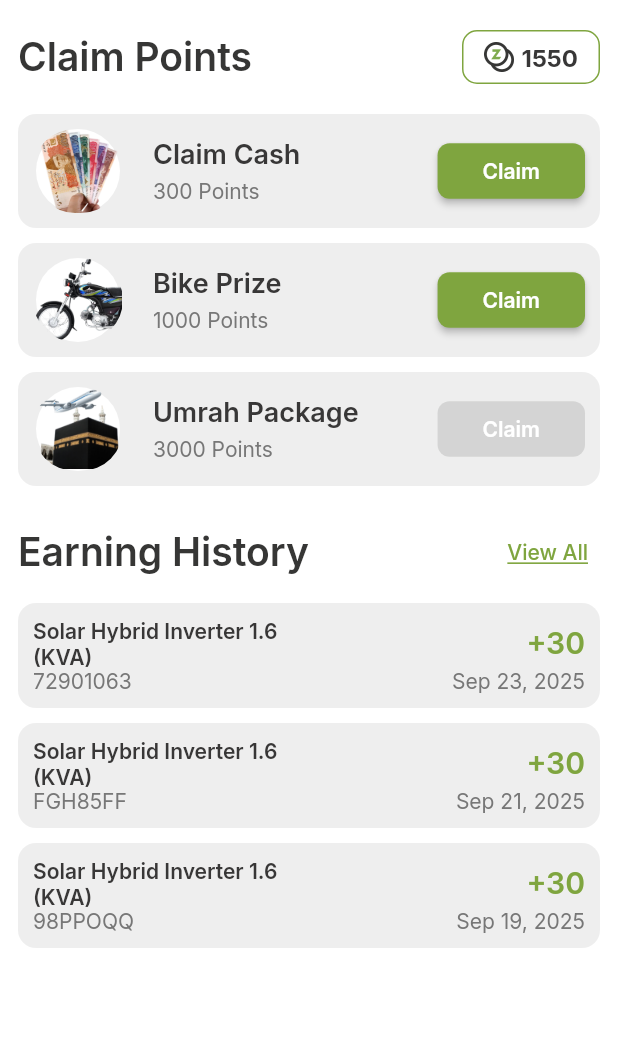
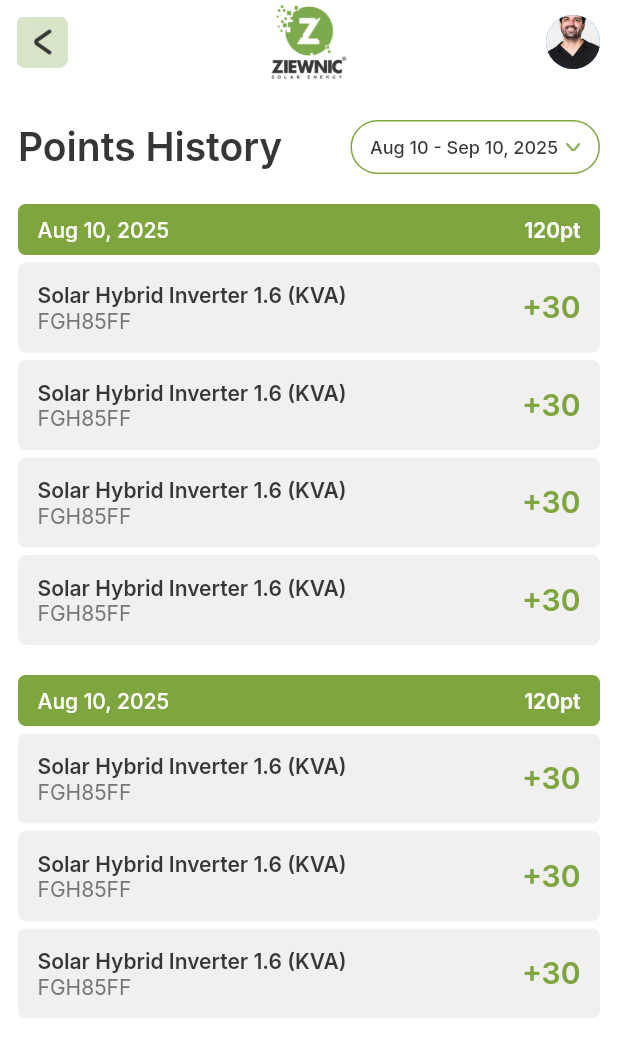
Before and after one commit to wasii/z-loyalty, a Flutter app: the ClaimPoints screen opened directly, after a tap on "View All", on a phone screen of 412 x 824 dp. Shown: the top 1057 px of the screen. Run offline on Flutter 3.47's test engine with Material 3 defaults, Android fonts, the phone set to English and light mode, and no system bars; our stand-ins replace dio, google_fonts, shared_preferences; accounts and stored records are empty.

Commit message:
Points history ui init

```diff
--- a/lib/pages/application/claimpoints/components/claim_point_earning_cell.dart
+++ b/lib/pages/application/claimpoints/components/claim_point_earning_cell.dart
@@ -27,8 +27,7 @@ class ClaimPointsEarningHistoryCell extends StatelessWidget {
       ),
       child: Row(
         children: [
-          Expanded(
-            child: Column(
+          Column(
             mainAxisAlignment: MainAxisAlignment.center,
             crossAxisAlignment: CrossAxisAlignment.start,
             children: [
@@ -54,9 +53,8 @@ class ClaimPointsEarningHistoryCell extends StatelessWidget {
               ),
             ],
           ),
-          ),
-          Expanded(
-            child: Column(
+          Spacer(),
+          Column(
             mainAxisAlignment: MainAxisAlignment.end,
             crossAxisAlignment: CrossAxisAlignment.end,
             children: [
@@ -68,7 +66,7 @@ class ClaimPointsEarningHistoryCell extends StatelessWidget {
                   color: kPrimaryColor,
                 ),
               ),
-                const SizedBox(height: 4),
+              if (date.isNotEmpty) const SizedBox(height: 4),
               Text(
                 date,
                 style: GoogleFonts.inter(
@@ -78,7 +76,6 @@ class ClaimPointsEarningHistoryCell extends StatelessWidget {
               ),
             ],
           ),
-          ),
         ],
       ),
     );
--- a/lib/pages/application/claimpoints/components/claim_point_earning_header.dart
+++ b/lib/pages/application/claimpoints/components/claim_point_earning_header.dart
@@ -2,6 +2,7 @@ import 'package:flutter/material.dart';
 import 'package:google_fonts/google_fonts.dart';
 import 'package:loyalty_program/components/constants.dart';
 import 'package:loyalty_program/components/custom_heading.dart';
+import 'package:loyalty_program/pages/application/pointshistory/pointshistory.dart';
 
 class ClaimPointsEarningHeadingSection extends StatelessWidget {
   const ClaimPointsEarningHeadingSection({super.key});
@@ -13,7 +14,12 @@ class ClaimPointsEarningHeadingSection extends StatelessWidget {
         CustomHeading(heading: 'Earning History'),
         Spacer(),
         TextButton(
-          onPressed: () {},
+          onPressed: () {
+            Navigator.push(
+              context,
+              MaterialPageRoute(builder: (_) => const PointsHistoryView()),
+            );
+          },
           child: Text(
             'View All',
             style: GoogleFonts.inter(
--- /dev/null
+++ b/lib/pages/application/pointshistory/components/points_history_cell.dart
@@ -0,0 +1,57 @@
+import 'package:flutter/material.dart';
+import 'package:google_fonts/google_fonts.dart';
+import 'package:loyalty_program/components/constants.dart';
+
+class PointsHistoryCell extends StatelessWidget {
+  const PointsHistoryCell({super.key});
+
+  @override
+  Widget build(BuildContext context) {
+    return IntrinsicHeight(
+      child: Container(
+        width: double.infinity,
+        padding: EdgeInsets.symmetric(horizontal: 12, vertical: 12),
+        decoration: BoxDecoration(
+          color: kBoxBackgroundColor,
+          border: Border.all(color: kBoxBackgroundColor, width: 1),
+          borderRadius: BorderRadius.circular(5),
+        ),
+        child: Row(
+          crossAxisAlignment: CrossAxisAlignment.center,
+          children: [
+            Column(
+              mainAxisAlignment: MainAxisAlignment.center,
+              crossAxisAlignment: CrossAxisAlignment.start,
+              children: [
+                Text(
+                  'Solar Hybrid Inverter 1.6 (KVA)',
+                  style: GoogleFonts.inter(
+                    fontSize: 14,
+                    fontWeight: FontWeight.w600,
+                    color: kTextFieldHeadingNameColor,
+                  ),
+                ),
+                Text(
+                  'FGH85FF',
+                  style: GoogleFonts.inter(
+                    fontSize: 14,
+                    color: kTextFieldPlaceholderColor,
+                  ),
+                ),
+              ],
+            ),
+            Spacer(),
+            Text(
+              '+30',
+              style: GoogleFonts.inter(
+                fontSize: 20,
+                fontWeight: FontWeight.w600,
+                color: kPrimaryColor,
+              ),
+            ),
+          ],
+        ),
+      ),
+    );
+  }
+}
--- /dev/null
+++ b/lib/pages/application/pointshistory/components/points_history_header.dart
@@ -0,0 +1,47 @@
+import 'package:flutter/material.dart';
+import 'package:google_fonts/google_fonts.dart';
+import 'package:loyalty_program/components/constants.dart';
+import 'package:loyalty_program/components/custom_heading.dart';
+
+class PointsHistoryHeader extends StatelessWidget {
+  const PointsHistoryHeader({super.key});
+
+  @override
+  Widget build(BuildContext context) {
+    return Row(
+      children: [
+        CustomHeading(heading: 'Points History'),
+        Spacer(),
+        IntrinsicWidth(
+          child: Container(
+            height: 36,
+            padding: EdgeInsets.symmetric(horizontal: 12),
+            decoration: BoxDecoration(
+              border: Border.all(color: kPrimaryColor, width: 1),
+              borderRadius: BorderRadius.circular(20),
+            ),
+            child: Row(
+              mainAxisAlignment: MainAxisAlignment.center,
+              children: [
+                Text(
+                  'Aug 10 - Sep 10, 2025',
+                  style: GoogleFonts.inter(
+                    fontSize: 12,
+                    fontWeight: FontWeight.w500,
+                    color: kTextFieldHeadingNameColor,
+                  ),
+                ),
+                SizedBox(width: 5),
+                Image.asset(
+                  '${kIconFolder}icondropdown.png',
+                  width: 10,
+                  height: 5.83,
+                ),
+              ],
+            ),
+          ),
+        ),
+      ],
+    );
+  }
+}
--- /dev/null
+++ b/lib/pages/application/pointshistory/components/points_history_header_cell.dart
@@ -0,0 +1,42 @@
+import 'package:flutter/material.dart';
+import 'package:google_fonts/google_fonts.dart';
+import 'package:loyalty_program/components/constants.dart';
+
+class PointsHistoryHeaderCell extends StatelessWidget {
+  const PointsHistoryHeaderCell({super.key});
+
+  @override
+  Widget build(BuildContext context) {
+    return Container(
+      height: 34,
+      padding: EdgeInsets.symmetric(horizontal: 12),
+      decoration: BoxDecoration(
+        color: kPrimaryColor,
+        border: Border.all(color: kPrimaryColor, width: 1),
+        borderRadius: BorderRadius.circular(5),
+      ),
+      child: Row(
+        mainAxisAlignment: MainAxisAlignment.center,
+        children: [
+          Text(
+            'Aug 10, 2025',
+            style: GoogleFonts.inter(
+              fontSize: 14,
+              fontWeight: FontWeight.w500,
+              color: Colors.white,
+            ),
+          ),
+          Spacer(),
+          Text(
+            '120pt',
+            style: GoogleFonts.inter(
+              fontSize: 14,
+              fontWeight: FontWeight.w600,
+              color: Colors.white,
+            ),
+          ),
+        ],
+      ),
+    );
+  }
+}
--- /dev/null
+++ b/lib/pages/application/pointshistory/pointshistory.dart
@@ -0,0 +1,73 @@
+import 'package:flutter/material.dart';
+import 'package:loyalty_program/components/navigation_bar.dart';
+import 'package:loyalty_program/pages/application/claimpoints/components/claim_point_earning_cell.dart';
+import 'package:loyalty_program/pages/application/pointshistory/components/points_history_cell.dart';
+import 'package:loyalty_program/pages/application/pointshistory/components/points_history_header.dart';
+import 'package:loyalty_program/pages/application/pointshistory/components/points_history_header_cell.dart';
+
+class PointsHistoryView extends StatefulWidget {
+  const PointsHistoryView({super.key});
+
+  @override
+  State<PointsHistoryView> createState() => _PointsHistoryViewState();
+}
+
+class _PointsHistoryViewState extends State<PointsHistoryView> {
+  @override
+  Widget build(BuildContext context) {
+    return Scaffold(
+      appBar: CustomNavigationBarWithBackButton(
+        onBackTap: () {
+          Navigator.pop(context);
+        },
+      ),
+      backgroundColor: Colors.white,
+      body: Stack(
+        children: [
+          SafeArea(
+            child: Padding(
+              padding: EdgeInsets.symmetric(horizontal: 12, vertical: 20),
+              child: Column(
+                crossAxisAlignment: CrossAxisAlignment.start,
+                children: [
+                  PointsHistoryHeader(),
+                  SizedBox(height: 20),
+                  Expanded(
+                    child: SingleChildScrollView(
+                      child: Column(
+                        children: [
+                          PointsHistoryHeaderCell(),
+                          SizedBox(height: 5),
+                          PointsHistoryCell(),
+
+                          SizedBox(height: 5),
+                          PointsHistoryCell(),
+                          SizedBox(height: 5),
+                          PointsHistoryCell(),
+                          SizedBox(height: 5),
+                          PointsHistoryCell(),
+
+                          SizedBox(height: 20),
+
+                          PointsHistoryHeaderCell(),
+                          SizedBox(height: 5),
+                          PointsHistoryCell(),
+
+                          SizedBox(height: 5),
+
+                          PointsHistoryCell(),
+                          SizedBox(height: 5),
+                          PointsHistoryCell(),
+                        ],
+                      ),
+                    ),
+                  ),
+                ],
+              ),
+            ),
+          ),
+        ],
+      ),
+    );
+  }
+}
```
Also changed, not shown: 304 other files. Lines whose indentation alone changed are shown as unchanged.
